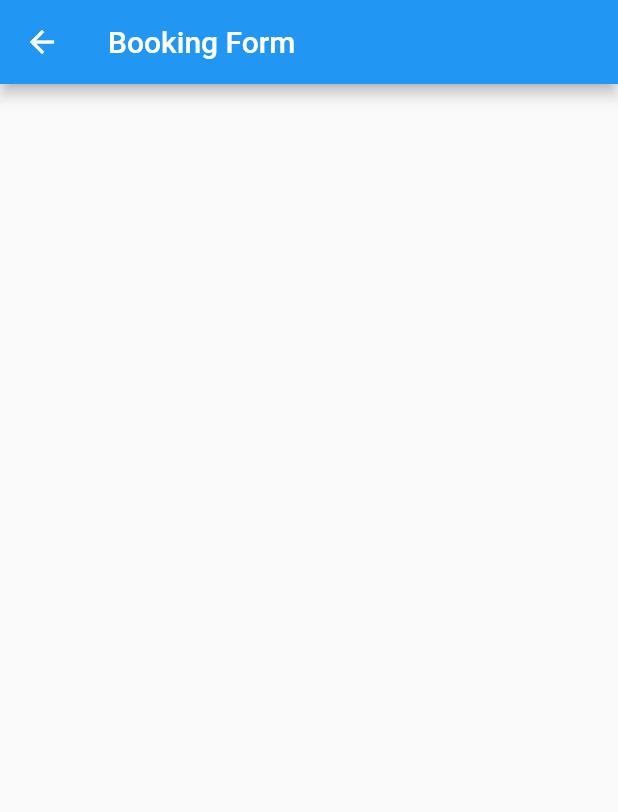
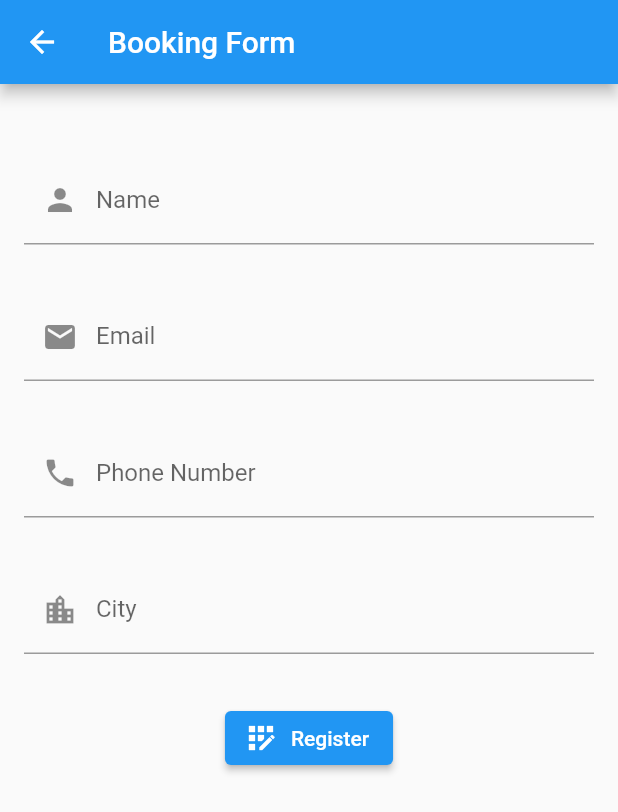
Before and after one commit to davidalex-dev/mission2app, a Flutter app: the BookingForm screen opened by its route, on a phone screen of 412 x 824 dp. Shown: the top 812 px of the screen. Run offline on Flutter 3.47's test engine with Material 2 defaults, Android fonts, the phone set to English and light mode, and no system bars.

Commit message:
Add dummy text forms and register button

```diff
--- a/lib/views/book.dart
+++ b/lib/views/book.dart
@@ -12,7 +12,70 @@ class _BookingFormState extends State<BookingForm>{
   @override
   Widget build(BuildContext context) {
     return Scaffold(
-        appBar: AppBar(title: Text("Booking Form")),
+        appBar: AppBar(
+            title: Text("Booking Form")
+        ),
+      body: Container(
+        padding: EdgeInsets.all(16),
+        child: Form(
+          child: Column(
+            children: [
+
+              SizedBox(height:32),
+
+              TextFormField(
+                keyboardType: TextInputType.name,
+                decoration: InputDecoration(
+                  labelText: "Name",
+                  prefixIcon: Icon(Icons.person)
+                )
+              ),
+
+              SizedBox(height:32),
+
+              TextFormField(
+                  keyboardType: TextInputType.emailAddress,
+                  decoration: InputDecoration(
+                      labelText: "Email",
+                      prefixIcon: Icon(Icons.email)
+                  )
+              ),
+
+              SizedBox(height:32),
+
+              TextFormField(
+                  keyboardType: TextInputType.phone,
+                  decoration: InputDecoration(
+                      labelText: "Phone Number",
+                      prefixIcon: Icon(Icons.phone)
+                  )
+              ),
+
+              SizedBox(height:32),
+
+              TextFormField(
+                  keyboardType: TextInputType.text,
+                  decoration: InputDecoration(
+                      labelText: "City",
+                      prefixIcon: Icon(Icons.location_city)
+                  )
+              ),
+
+              SizedBox(height:32),
+
+              ElevatedButton.icon(
+                onPressed: () {
+
+                },
+                icon: Icon(Icons.app_registration),
+                label: Text("Register")
+              )
+
+            ],
+          )
+        )
+
+      )
     );
   }
 
```
